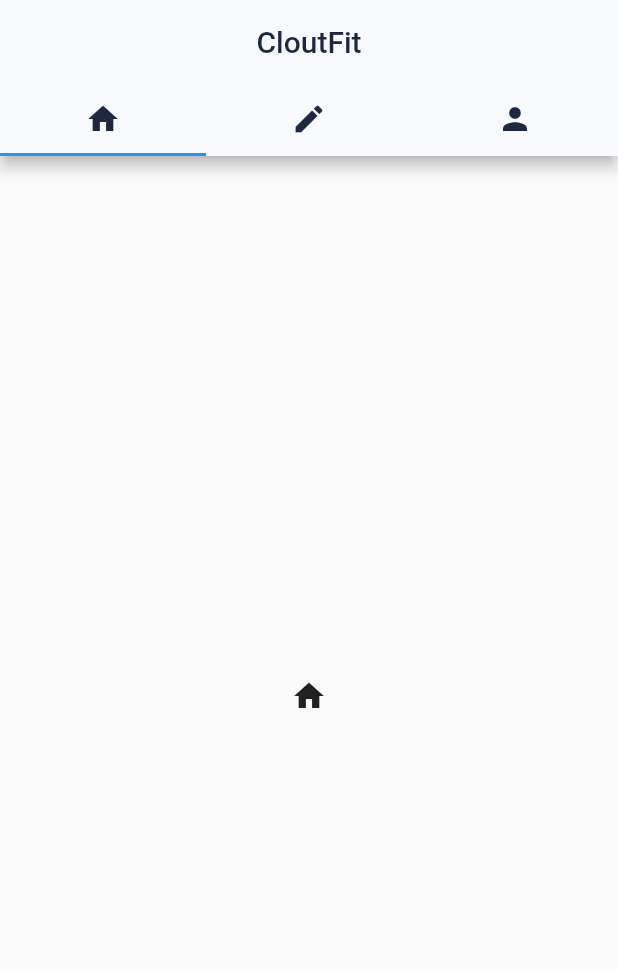
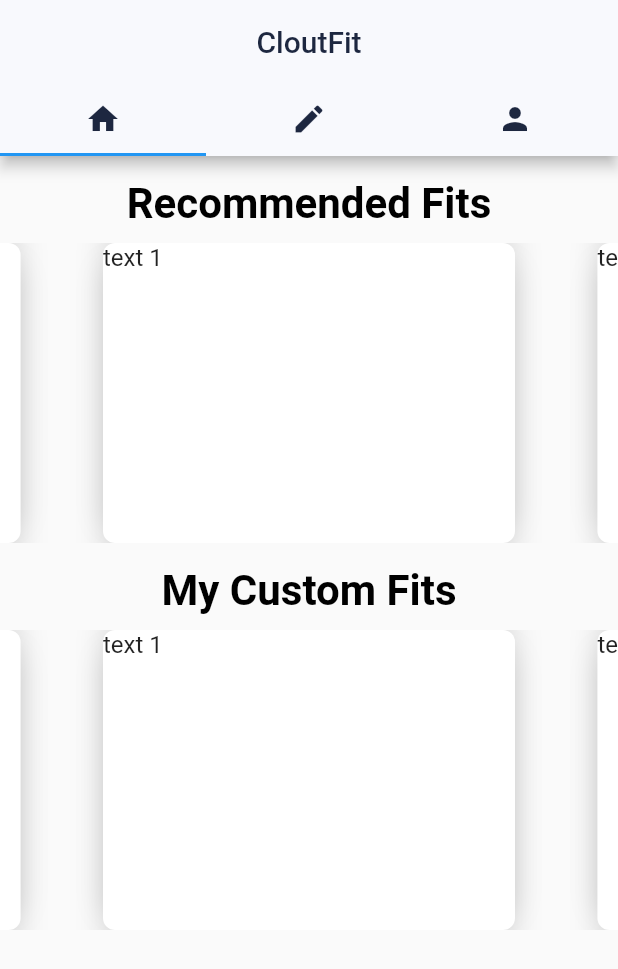
Before and after one commit to Kaelinator/clothes_picker, a Flutter app: the screen it shows once a user with an empty profile is signed in, on a phone screen of 412 x 824 dp. Shown: the top 969 px of the screen. Run offline on Flutter 3.47's test engine with Material 2 defaults, Android fonts, the phone set to English and light mode, and no system bars; drawn by our look-alikes of carousel_slider; our stand-ins replace cloud_firestore, firebase_auth, firebase_storage, flutter_screenutil, image_picker; accounts and stored records are empty.

Commit message:
Moved card system to home

```diff
--- a/lib/screens/tabs/profile.dart
+++ b/lib/screens/tabs/profile.dart
@@ -1,6 +1,5 @@
 import 'package:flutter/material.dart';
 import 'package:clothes_picker/screens/home.dart';
-import 'package:carousel_slider/carousel_slider.dart';
 import 'package:firebase_auth/firebase_auth.dart';
 
 class ProfileView extends StatelessWidget {
@@ -23,7 +22,7 @@ class ProfileView extends StatelessWidget {
       height: screenSize.height / 2.6,
       decoration: BoxDecoration(
         image: DecorationImage(
-          image: NetworkImage("https://storage.pixteller.com/designs/designs-images/2019-03-27/05/simple-background-backgrounds-passion-simple-1-5c9b95bd34713.png"),
+          image: AssetImage('assets/profile_bg.png'),
           fit: BoxFit.cover,
         ),
       ),
@@ -169,7 +168,6 @@ class ProfileView extends StatelessWidget {
                     ],
                   ),
                   SizedBox(height: 4.0),
-                  CustomFitCard(),
                   SizedBox(height: 8.0),
                   _buildButtons(),
                 ],
@@ -182,46 +180,6 @@ class ProfileView extends StatelessWidget {
   }
 }
 
-class CustomFitCard extends StatefulWidget {
-    @override
-    _CustomFitCardState createState() => _CustomFitCardState();
-  }
-
-  class _CustomFitCardState extends State<CustomFitCard> {
-    @override
-    Widget build(BuildContext context) {
-      return CarouselSlider(
-        height: 200.0,
-        items: [1,2,3,4,5].map((i) {
-          return Builder(
-            builder: (BuildContext context) {
-              return Container(
-                width: MediaQuery.of(context).size.width / 1.5,
-                margin: EdgeInsets.symmetric(horizontal: 5.0),
-                decoration: BoxDecoration(
-                  color: Colors.white,
-                  borderRadius: BorderRadius.circular(8.0),
-                  boxShadow: [
-                    BoxShadow(
-                      color: Colors.black12,
-                      offset: Offset(0, 15),
-                      blurRadius: 15
-                    ),
-                    BoxShadow(
-                      color: Colors.black12,
-                      offset: Offset(0, -10),
-                      blurRadius: 15
-                    ),
-                  ]
-                ),
-                child: Text('text $i', style: TextStyle(fontSize: 16.0),)
-              );
-            },
-          );
-        }).toList(),
-      );
-    }
-  }
 
  TextStyle getTextStyle(){
    TextStyle _nameTextStyle = TextStyle(
--- a/lib/screens/tabs/recommendPage.dart
+++ b/lib/screens/tabs/recommendPage.dart
@@ -1,10 +1,31 @@
+import 'package:clothes_picker/screens/tabs/profile.dart';
 import 'package:flutter/material.dart';
+import '../../widgets/CustomOutfitCard.dart';
 
 class RecommendPage extends StatelessWidget {
   @override
   Widget build(BuildContext context) {
-    return Container(
-      child: Icon(Icons.home),
+    return Scaffold(
+      body: Stack(
+        children: <Widget>[
+          SafeArea(
+            child: SingleChildScrollView(
+              child: Column(
+                children: <Widget>[
+                  SizedBox(height: 15),
+                  Text('Recommended Fits', style: getTextStyle()),
+                  SizedBox(height: 10),
+                  CustomFitCard(),
+                  SizedBox(height: 15),
+                  Text('My Custom Fits', style: getTextStyle()),
+                  SizedBox(height: 10),
+                  CustomFitCard()
+                ]
+              )
+            )
+          )
+        ]
+      )
     );
   }
 }
--- /dev/null
+++ b/lib/widgets/CustomOutfitCard.dart
@@ -0,0 +1,44 @@
+import 'package:flutter/material.dart';
+import 'package:carousel_slider/carousel_slider.dart';
+
+
+class CustomFitCard extends StatefulWidget {
+    @override
+    _CustomFitCardState createState() => _CustomFitCardState();
+  }
+
+  class _CustomFitCardState extends State<CustomFitCard> {
+    @override
+    Widget build(BuildContext context) {
+      return CarouselSlider(
+        height: 200.0,
+        items: [1,2,3,4,5].map((i) {
+          return Builder(
+            builder: (BuildContext context) {
+              return Container(
+                width: MediaQuery.of(context).size.width / 1.5,
+                margin: EdgeInsets.symmetric(horizontal: 5.0),
+                decoration: BoxDecoration(
+                  color: Colors.white,
+                  borderRadius: BorderRadius.circular(8.0),
+                  boxShadow: [
+                    BoxShadow(
+                      color: Colors.black12,
+                      offset: Offset(0, 15),
+                      blurRadius: 15
+                    ),
+                    BoxShadow(
+                      color: Colors.black12,
+                      offset: Offset(0, -10),
+                      blurRadius: 15
+                    ),
+                  ]
+                ),
+                child: Text('text $i', style: TextStyle(fontSize: 16.0),)
+              );
+            },
+          );
+        }).toList(),
+      );
+    }
+  }
--- a/pubspec.yaml
+++ b/pubspec.yaml
@@ -37,6 +37,7 @@ dev_dependencies:
     sdk: flutter
 
 
+
 # For information on the generic Dart part of this file, see the
 # following page: https://dart.dev/tools/pub/pubspec
 
@@ -47,7 +48,8 @@ flutter:
   # included with your application, so that you can use the icons in
   # the material Icons class.
   uses-material-design: true
-
+  assets:
+    - assets/profile_bg.png
   # To add assets to your application, add an assets section, like this:
   # assets:
   #  - images/a_dot_burr.jpeg
```
Also changed, not shown: assets/profile_bg.png (added).
